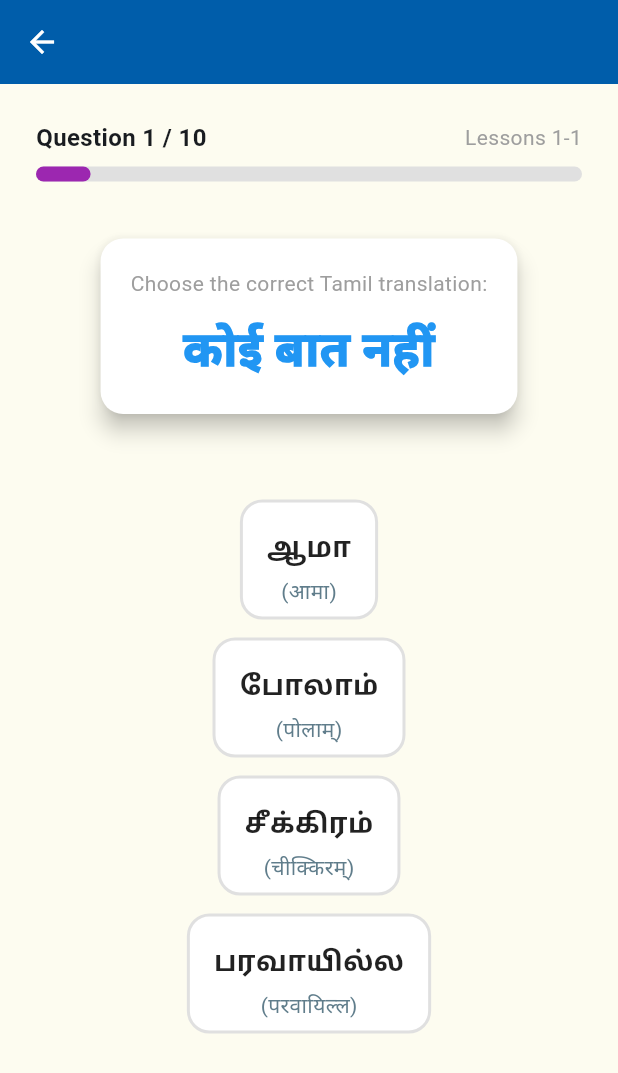
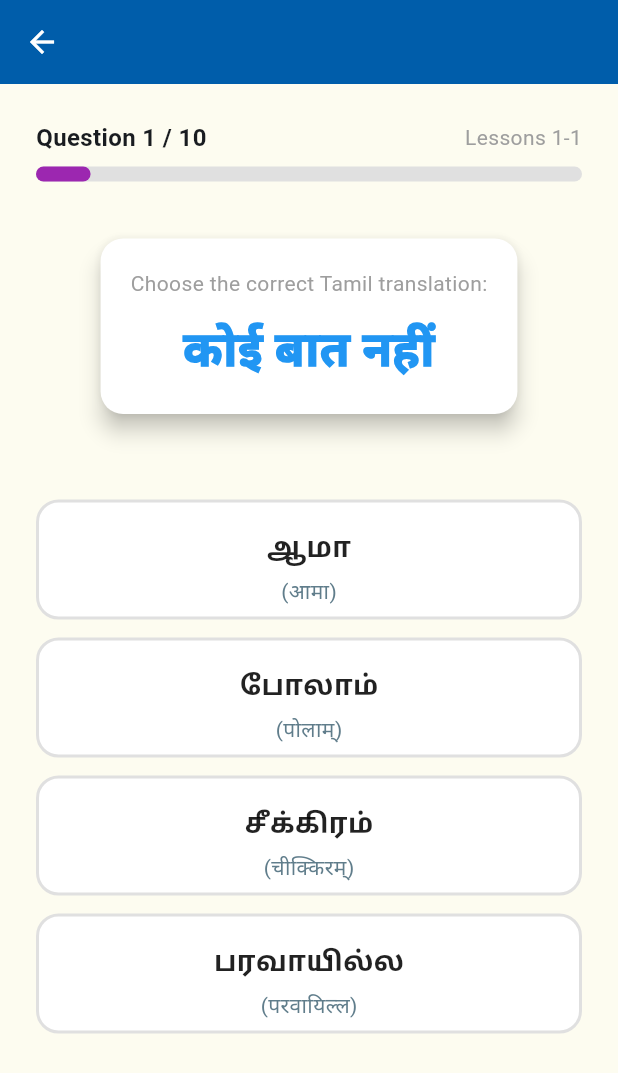
Before and after one commit to pranavm1502/tamil_via_hindi, a Flutter app: the CheckpointQuizScreen screen opened directly with empty values, on a phone screen of 412 x 824 dp. Shown: the top 1073 px of the screen. Run offline on Flutter 3.47's test engine with Material 3 defaults, Android fonts, the phone set to English and light mode, and no system bars; our stand-ins replace audioplayers, confetti, flutter_tts, shared_preferences; accounts and stored records are empty.

Commit message:
Fix MCQ option box widths to be equal (full width)

```diff
--- a/tamil_setu/lib/screens/checkpoint_quiz_screen.dart
+++ b/tamil_setu/lib/screens/checkpoint_quiz_screen.dart
@@ -298,6 +298,7 @@ class _CheckpointQuizScreenState extends State<CheckpointQuizScreen> {
                   padding: const EdgeInsets.only(bottom: 12.0),
                   child: SizedBox(
                     height: 80,
+                    width: double.infinity,
                     child: InkWell(
                       onTap: () => _selectAnswer(option),
                       borderRadius: BorderRadius.circular(15),
--- a/tamil_setu/lib/screens/multiple_choice_quiz.dart
+++ b/tamil_setu/lib/screens/multiple_choice_quiz.dart
@@ -233,6 +233,7 @@ class _MultipleChoiceQuizState extends State<MultipleChoiceQuiz> {
                     padding: const EdgeInsets.only(bottom: 12.0),
                     child: SizedBox(
                       height: 80, // Fixed height for all options
+                      width: double.infinity, // Fixed width - full width of parent
                       child: InkWell(
                         onTap: () => _selectAnswer(option),
                         borderRadius: BorderRadius.circular(15),
```
